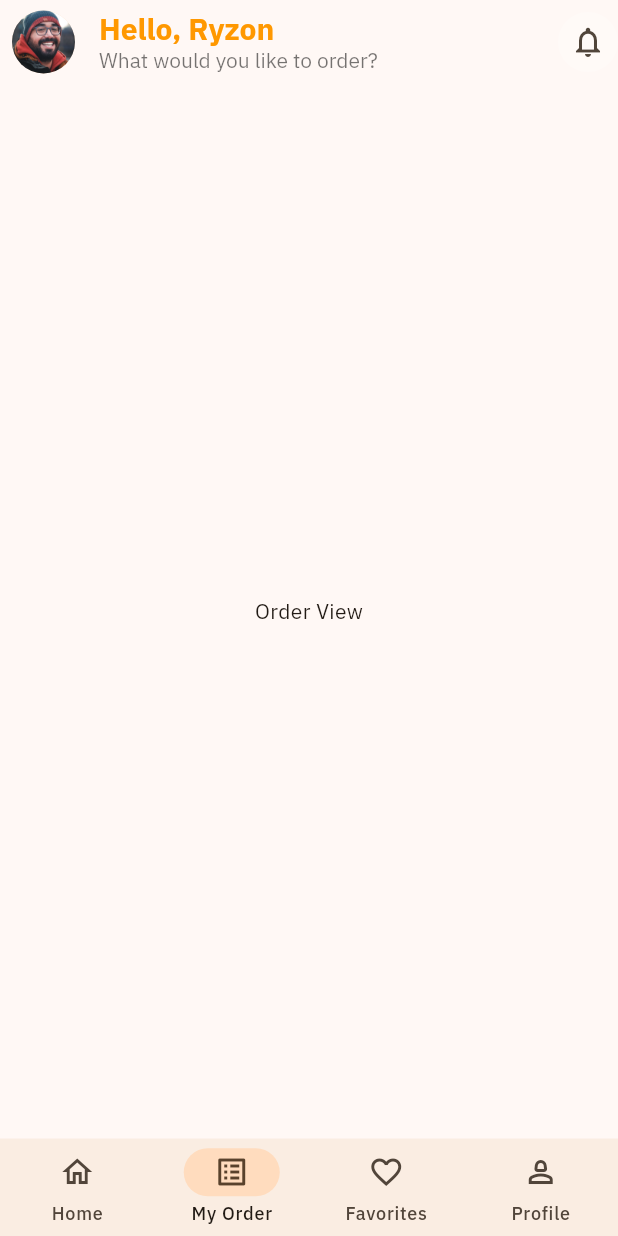
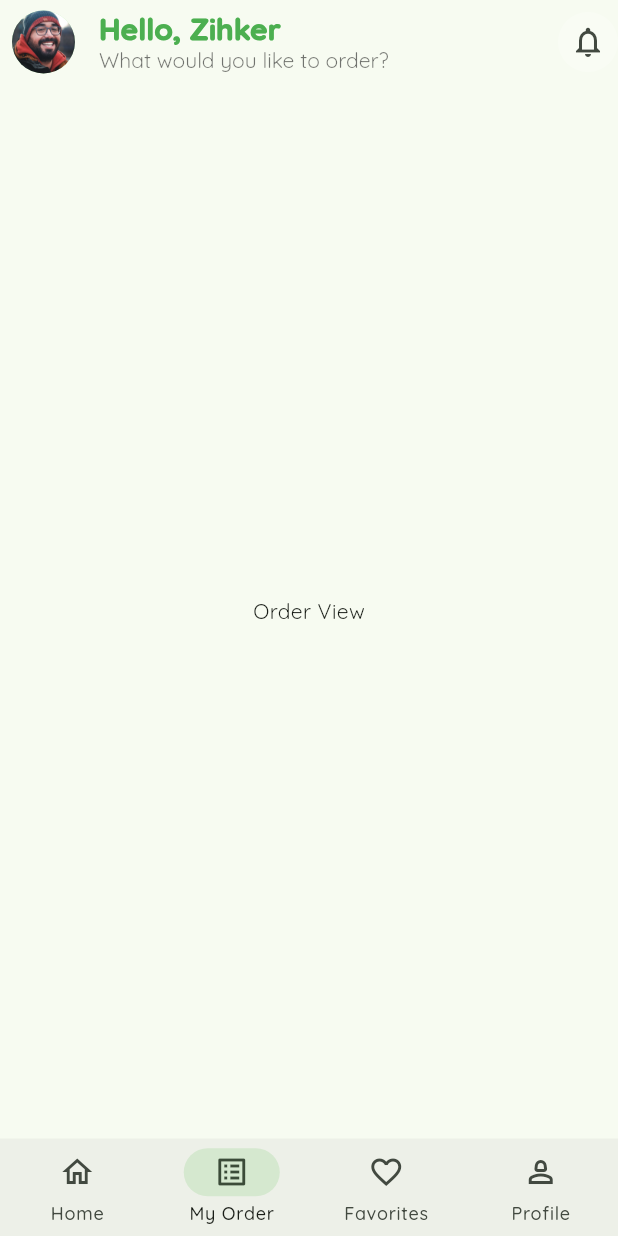
Before and after one commit to raffyamoguis/habhab, a Flutter app: the screen it shows after launch, item 2 of the bottom bar chosen, on a phone screen of 412 x 824 dp. Run offline on Flutter 3.47's test engine with Material 3 defaults, Android fonts, the phone set to English and light mode, and no system bars; our stand-ins replace google_fonts.

Commit message:
update: colors and font family

```diff
--- a/lib/core/presentation/components/food_card.dart
+++ b/lib/core/presentation/components/food_card.dart
@@ -1,4 +1,5 @@
 import 'package:flutter/material.dart';
+import 'package:habhab/core/resources/app_colors.dart';
 
 class FoodCard extends StatelessWidget {
   final String name;
@@ -55,7 +56,7 @@ class FoodCard extends StatelessWidget {
                       const Spacer(),
                       Ink(
                         decoration: const BoxDecoration(
-                          color: Colors.orange,
+                          color: AppColors.primary,
                           shape: BoxShape.circle,
                         ),
                         child: InkWell(
--- a/lib/core/resources/app_colors.dart
+++ b/lib/core/resources/app_colors.dart
@@ -1,7 +1,7 @@
 import 'package:flutter/material.dart';
 
 class AppColors {
-  static const primary = Colors.orange;
+  static const primary = Colors.green;
   static const secondary = Colors.black54;
   static const white = Colors.white;
   static const grey = Colors.grey;
--- a/lib/core/resources/app_strings.dart
+++ b/lib/core/resources/app_strings.dart
@@ -4,6 +4,6 @@ class AppStrings {
   static const String order = "My Order";
   static const String favorites = "Favorites";
   static const String profile = "Profile";
-  static const String accountWelcome = "Hello, Ryzon";
+  static const String accountWelcome = "Hello, Zihker";
   static const String accountMessage = "What would you like to order?";
 }
--- a/lib/home/components/filter_button.dart
+++ b/lib/home/components/filter_button.dart
@@ -1,4 +1,5 @@
 import 'package:flutter/material.dart';
+import 'package:habhab/core/resources/app_colors.dart';
 
 class FilterButton extends StatelessWidget {
   const FilterButton({super.key});
@@ -15,7 +16,7 @@ class FilterButton extends StatelessWidget {
         },
         child: Container(
           decoration: BoxDecoration(
-            color: Colors.orange,
+            color: AppColors.primary,
             borderRadius: BorderRadius.circular(5.0),
           ),
           child: const Center(
--- a/lib/home/views/home_banner.dart
+++ b/lib/home/views/home_banner.dart
@@ -1,4 +1,5 @@
 import 'package:flutter/material.dart';
+import 'package:habhab/core/resources/app_colors.dart';
 
 class HomeBanner extends StatelessWidget {
   const HomeBanner({super.key});
@@ -13,7 +14,7 @@ class HomeBanner extends StatelessWidget {
         Container(
           width: double.infinity,
           decoration: BoxDecoration(
-            color: Colors.orange,
+            color: AppColors.primary,
             borderRadius: BorderRadius.circular(5.0),
           ),
           child: Row(
--- a/lib/main.dart
+++ b/lib/main.dart
@@ -18,7 +18,7 @@ class MyApp extends StatelessWidget {
       title: AppStrings.appTitle,
       theme: ThemeData(
         colorScheme: ColorScheme.fromSeed(seedColor: AppColors.primary),
-        fontFamily: GoogleFonts.ibmPlexSans().fontFamily,
+        fontFamily: GoogleFonts.quicksand().fontFamily,
         useMaterial3: true,
       ),
       home: const Home(),
--- a/lib/screens/home_screen.dart
+++ b/lib/screens/home_screen.dart
@@ -31,9 +31,10 @@ class _HomeState extends State<Home> {
             Text(
               AppStrings.accountWelcome,
               style: TextStyle(
-                  fontSize: 20.0,
-                  color: AppColors.primary,
-                  fontWeight: FontWeight.bold),
+                fontSize: 20.0,
+                color: AppColors.primary,
+                fontWeight: FontWeight.w900,
+              ),
             ),
             Text(
               AppStrings.accountMessage,
```
